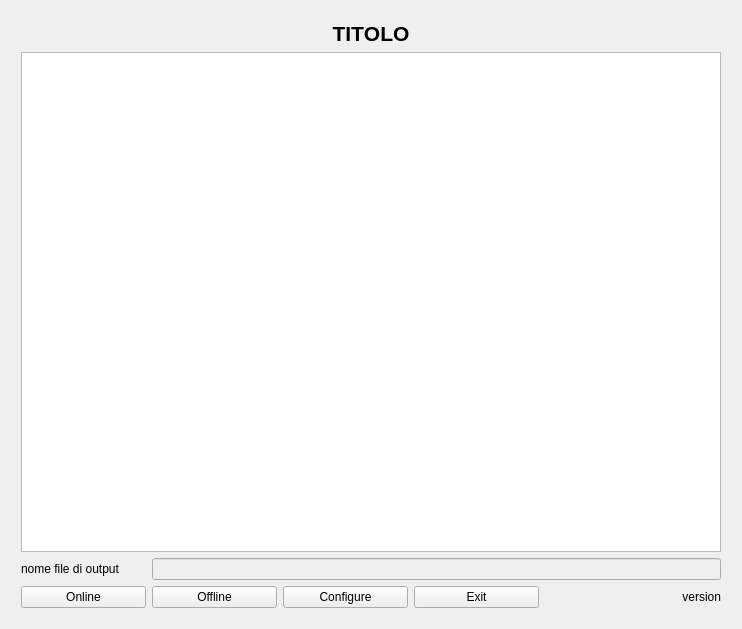
Old version of the form src/singletonQtLogger.ui in the repository wdastru/FantaCalcGui.
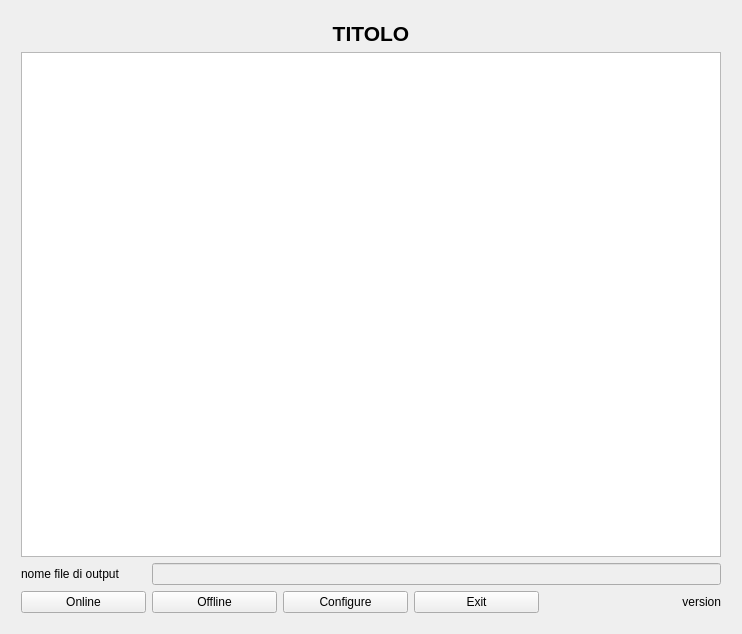
New version of the form.

Patch:
```diff
--- a/src/singletonQtLogger.ui
+++ b/src/singletonQtLogger.ui
@@ -6,8 +6,8 @@
    <rect>
     <x>0</x>
     <y>0</y>
-    <width>613</width>
-    <height>328</height>
+    <width>738</width>
+    <height>634</height>
    </rect>
   </property>
   <property name="windowTitle">
@@ -80,9 +80,9 @@
          <family>Ubuntu</family>
          <pointsize>16</pointsize>
          <weight>75</weight>
+         <italic>false</italic>
          <bold>true</bold>
-         <strikeout>false</strikeout>
-         <kerning>false</kerning>
+         <kerning>true</kerning>
         </font>
        </property>
        <property name="text">
```
Left out of the diff: 2 changed lines with no effect on the pictures.
